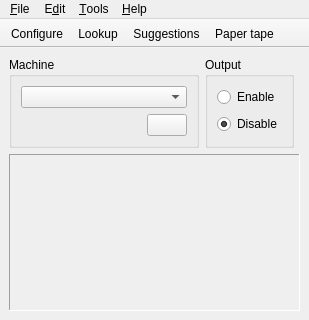
Before: the Qt Designer form plover/gui_qt/main_window.ui in openstenoproject/plover, drawn with Qt 5.
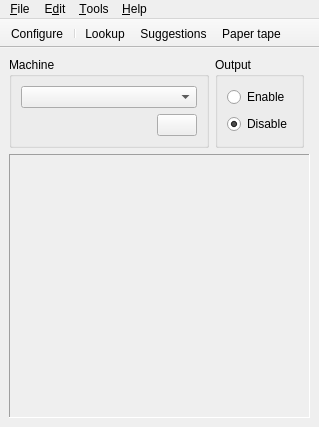
After: the same form once the commit is applied. Icons and pictures are not drawn.

Commit message: gui_qt: tweak main window

The edit to the form file:
```diff
--- a/plover/gui_qt/main_window.ui
+++ b/plover/gui_qt/main_window.ui
@@ -9,8 +9,8 @@
    <rect>
     <x>0</x>
     <y>0</y>
-    <width>309</width>
-    <height>320</height>
+    <width>319</width>
+    <height>427</height>
    </rect>
   </property>
   <property name="minimumSize">
@@ -105,8 +105,8 @@
         <rect>
          <x>0</x>
          <y>0</y>
-         <width>289</width>
-         <height>135</height>
+         <width>301</width>
+         <height>245</height>
         </rect>
        </property>
       </widget>
@@ -151,7 +151,7 @@
     <rect>
      <x>0</x>
      <y>0</y>
-     <width>309</width>
+     <width>319</width>
      <height>19</height>
     </rect>
    </property>
@@ -212,6 +212,7 @@
     <bool>false</bool>
    </attribute>
    <addaction name="action_Configure"/>
+   <addaction name="separator"/>
    <addaction name="action_Lookup"/>
    <addaction name="action_Suggestions"/>
    <addaction name="action_PaperTape"/>
```
